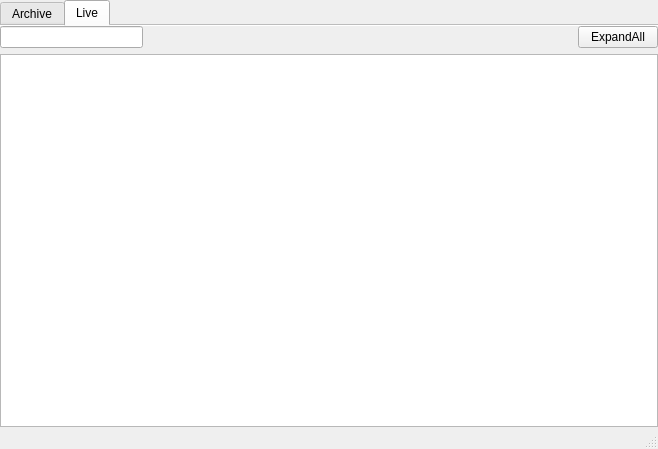
The window that mainwindow.ui (nicobucher/TMInspector) describes before a commit, drawn with Qt 5.
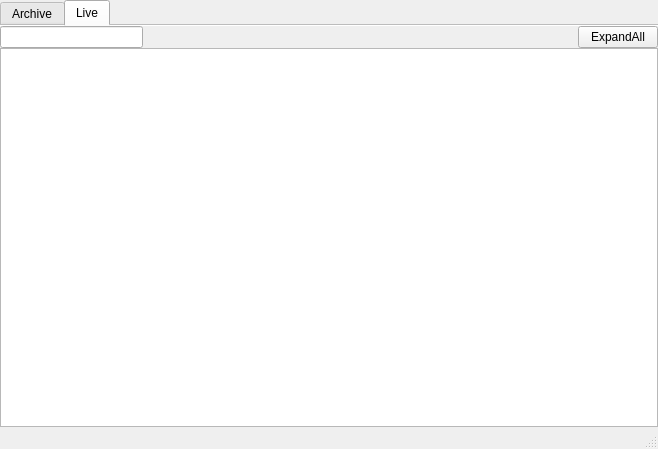
The same window after the commit. The open tabs and pages were chosen to show the change.

```diff
--- a/mainwindow.ui
+++ b/mainwindow.ui
@@ -147,6 +147,9 @@
         <string>Live</string>
        </attribute>
        <layout class="QVBoxLayout" name="verticalLayout_3">
+        <property name="spacing">
+         <number>0</number>
+        </property>
         <property name="leftMargin">
          <number>0</number>
         </property>
```
Left out of the diff: 3 changed lines with no effect on the pictures.
